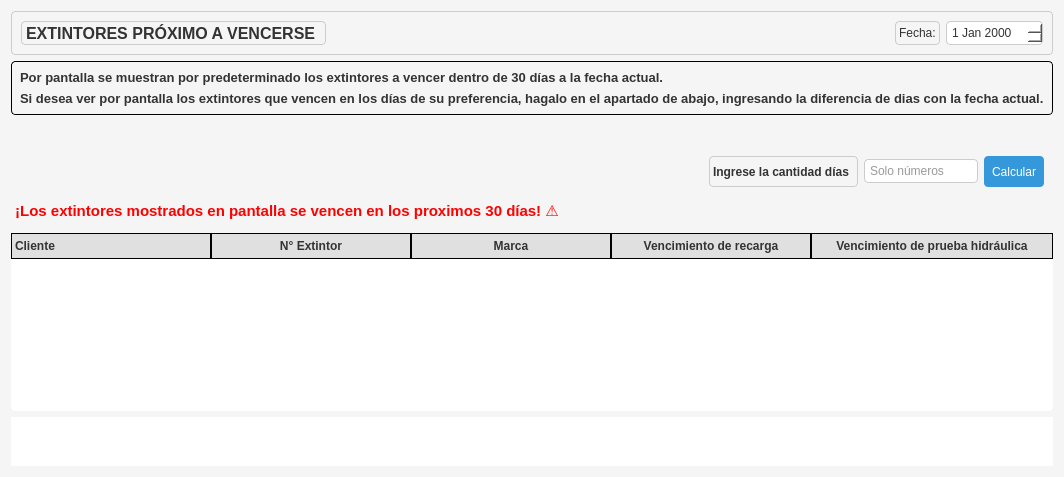
Before: the Qt Designer form resources/ui/vencimientos_tab.ui in Julian2455/beatmat, drawn with Qt 5.
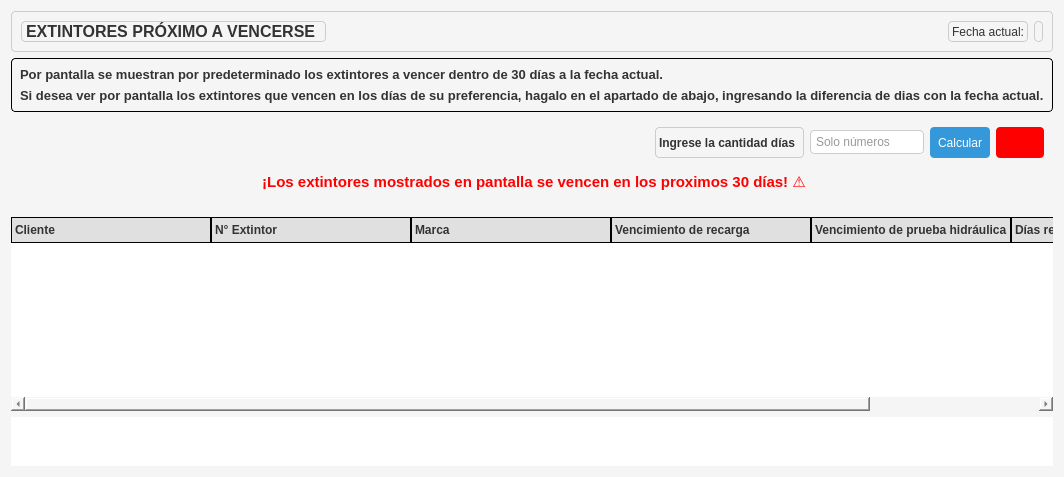
After: the same form once the commit is applied. Icons and pictures are not drawn.

What changed in the file:
```diff
--- a/resources/ui/vencimientos_tab.ui
+++ b/resources/ui/vencimientos_tab.ui
@@ -110,14 +110,14 @@
       <item>
        <widget class="QLabel" name="label_3">
         <property name="text">
-         <string>Fecha:</string>
+         <string>Fecha actual:</string>
         </property>
        </widget>
       </item>
       <item>
-       <widget class="QDateEdit" name="dateEdit">
-        <property name="readOnly">
-         <bool>true</bool>
+       <widget class="QLabel" name="dateEdit">
+        <property name="text">
+         <string/>
         </property>
        </widget>
       </item>
@@ -170,22 +170,6 @@
      </layout>
     </widget>
    </item>
-   <item>
-    <spacer name="verticalSpacer_3">
-     <property name="orientation">
-      <enum>Qt::Vertical</enum>
-     </property>
-     <property name="sizeType">
-      <enum>QSizePolicy::Maximum</enum>
-     </property>
-     <property name="sizeHint" stdset="0">
-      <size>
-       <width>20</width>
-       <height>40</height>
-      </size>
-     </property>
-    </spacer>
-   </item>
    <item>
     <widget class="QWidget" name="widget_2" native="true">
      <layout class="QHBoxLayout" name="horizontalLayout_3">
@@ -228,10 +212,20 @@
         </property>
        </widget>
       </item>
+      <item>
+       <widget class="QPushButton" name="restaurar">
+        <property name="styleSheet">
+         <string notr="true">background-color: rgb(255, 0, 0);</string>
+        </property>
+        <property name="text">
+         <string/>
+        </property>
+       </widget>
+      </item>
      </layout>
     </widget>
    </item>
-   <item>
+   <item alignment="Qt::AlignHCenter">
     <widget class="QLabel" name="text_dias">
      <property name="font">
       <font>
@@ -345,20 +339,40 @@
       <property name="text">
        <string>N° Extintor</string>
       </property>
+      <property name="textAlignment">
+       <set>AlignLeading|AlignVCenter</set>
+      </property>
      </column>
      <column>
       <property name="text">
        <string>Marca</string>
       </property>
+      <property name="textAlignment">
+       <set>AlignLeading|AlignVCenter</set>
+      </property>
      </column>
      <column>
       <property name="text">
        <string>Vencimiento de recarga</string>
       </property>
+      <property name="textAlignment">
+       <set>AlignLeading|AlignVCenter</set>
+      </property>
      </column>
      <column>
       <property name="text">
        <string>Vencimiento de prueba hidráulica</string>
+      </property>
+      <property name="textAlignment">
+       <set>AlignLeading|AlignVCenter</set>
+      </property>
+     </column>
+     <column>
+      <property name="text">
+       <string>Días restantes</string>
+      </property>
+      <property name="textAlignment">
+       <set>AlignLeading|AlignVCenter</set>
       </property>
      </column>
     </widget>
```
